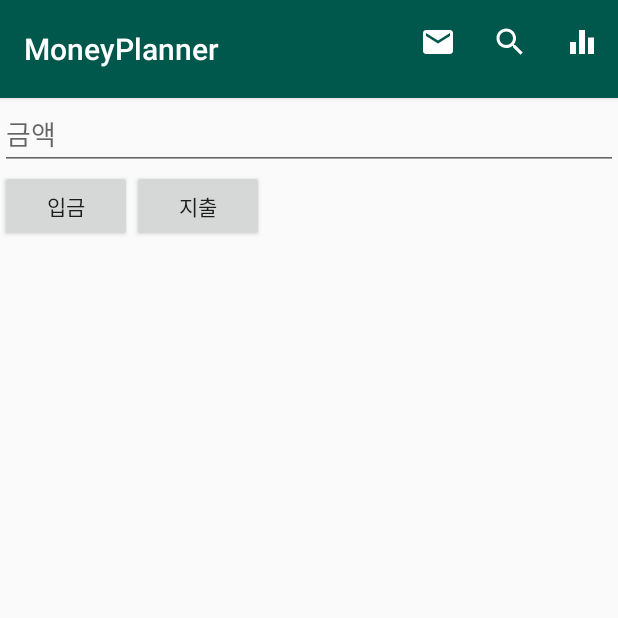
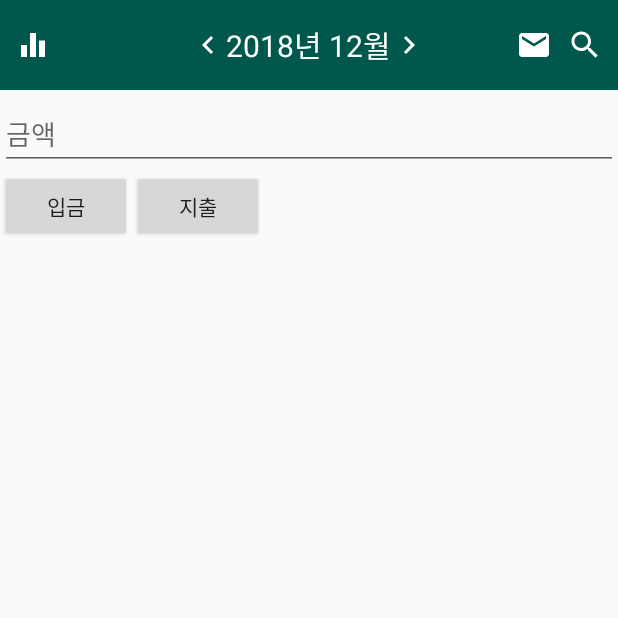
Before and after one commit to Junghun0/MoneyPlanner, an Android app: the screen it shows after launch (MainActivity), after a tap on an icon or button, on a phone screen of 412 x 824 dp, the top half of it. Run offline under Robolectric (Android 15) with nearby library versions, the phone set to English and light mode, and no system bars; our stand-ins replace ButterKnife, EventBus; libraries missing offline, so code that uses them is left out: com.github.sundeepk.compactcalendarview; 5 statements that could not run were skipped.

Commit message:
add : calendar & toolbar scroll change : custom_toolbar.xml

```diff
--- a/app/build.gradle
+++ b/app/build.gradle
@@ -33,6 +33,7 @@ dependencies {
     implementation 'com.github.sundeepk:compact-calendar-view:3.0.0'
     testImplementation 'junit:junit:4.12'
     androidTestImplementation 'com.android.support.test:runner:1.0.2'
+    implementation 'org.greenrobot:eventbus:3.1.1'
     androidTestImplementation 'com.android.support.test.espresso:espresso-core:3.0.2'
     implementation 'com.android.support:design:28.0.0'
 }
--- a/app/src/main/java/com/example/parkjunghun/moneyplanner/Activity/Fragment/First_Fragment.java
+++ b/app/src/main/java/com/example/parkjunghun/moneyplanner/Activity/Fragment/First_Fragment.java
@@ -14,9 +14,14 @@ import android.view.View;
 import android.view.ViewGroup;
 import android.widget.ImageButton;
 
+import com.example.parkjunghun.moneyplanner.Activity.Util.CalendarEvent;
+import com.example.parkjunghun.moneyplanner.Activity.Util.CalendarScrollEvent;
 import com.example.parkjunghun.moneyplanner.R;
 import com.github.sundeepk.compactcalendarview.CompactCalendarView;
 import com.github.sundeepk.compactcalendarview.domain.Event;
+
+import org.greenrobot.eventbus.EventBus;
+import org.greenrobot.eventbus.Subscribe;
 
 import java.text.SimpleDateFormat;
 import java.util.ArrayList;
@@ -42,7 +47,9 @@ public class First_Fragment extends Fragment {
     private ActionBar toolbar;
     private Calendar currentCalender = Calendar.getInstance(Locale.getDefault());
     private SimpleDateFormat dateFormatForDisplaying = new SimpleDateFormat("dd-M-yyyy hh:mm:ss a", Locale.getDefault());
-    private SimpleDateFormat dateFormatForMonth = new SimpleDateFormat("yyyy - MMM", Locale.getDefault());
+    private SimpleDateFormat dateFormatForMonth = new SimpleDateFormat("M", Locale.getDefault());
+    private SimpleDateFormat dateFormatForYear = new SimpleDateFormat("yyyy", Locale.getDefault());
+
     private boolean shouldShow = false;
     @Nullable
     @Override
@@ -65,12 +72,10 @@ public class First_Fragment extends Fragment {
         compactCalendarView.displayOtherMonthDays(false);
 
         toolbar = ((AppCompatActivity) getActivity()).getSupportActionBar();
-        toolbar.setTitle(dateFormatForMonth.format(compactCalendarView.getFirstDayOfCurrentMonth()));
 
         compactCalendarView.setListener(new CompactCalendarView.CompactCalendarViewListener() {
             @Override
             public void onDayClick(Date dateClicked) {
-                toolbar.setTitle(dateFormatForMonth.format(dateClicked));
                 List<Event> bookingsFromMap = compactCalendarView.getEvents(dateClicked);
                 Log.d(TAG, "inside onclick " + dateFormatForDisplaying.format(dateClicked));
                 if (bookingsFromMap != null) {
@@ -80,13 +85,20 @@ public class First_Fragment extends Fragment {
 
             @Override
             public void onMonthScroll(Date firstDayOfNewMonth) {
-                Log.e(TAG,"scroll..");
-                toolbar.setTitle(dateFormatForMonth.format(firstDayOfNewMonth));
+                EventBus.getDefault().post(new CalendarScrollEvent(Integer.valueOf(dateFormatForYear.format(firstDayOfNewMonth)),Integer.valueOf(dateFormatForMonth.format(firstDayOfNewMonth))));
             }
         });
 
+        return view;
+    }
 
-        return view;
+    @Subscribe
+    public void moveCalendar(CalendarEvent event){
+        if(event.isChange()){
+            compactCalendarView.scrollRight();
+        }else{
+            compactCalendarView.scrollLeft();
+        }
     }
 
 
@@ -127,4 +139,20 @@ public class First_Fragment extends Fragment {
         calendar.set(Calendar.SECOND, 0);
         calendar.set(Calendar.MILLISECOND, 0);
     }
+
+    @Override
+    public void onDetach() {
+        super.onDetach();
+        try{
+            EventBus.getDefault().unregister(this);
+        }catch (Exception e){}
+    }
+
+    @Override
+    public void onStart() {
+        super.onStart();
+        try{
+            EventBus.getDefault().register(this);
+        }catch (Exception e){}
+    }
 }
--- a/app/src/main/java/com/example/parkjunghun/moneyplanner/Activity/MainActivity.java
+++ b/app/src/main/java/com/example/parkjunghun/moneyplanner/Activity/MainActivity.java
@@ -3,14 +3,23 @@ package com.example.parkjunghun.moneyplanner.Activity;
 import android.os.Bundle;
 import android.support.design.widget.TabLayout;
 import android.support.v4.view.ViewPager;
+import android.support.v7.app.ActionBar;
 import android.support.v7.app.AppCompatActivity;
 import android.support.v7.widget.Toolbar;
+import android.util.Log;
+import android.view.LayoutInflater;
 import android.view.Menu;
-import android.view.MenuItem;
-import android.widget.Toast;
+import android.view.View;
+import android.widget.ImageButton;
+import android.widget.TextView;
 
 import com.example.parkjunghun.moneyplanner.Activity.Adapter.ViewPagerAdapter;
+import com.example.parkjunghun.moneyplanner.Activity.Util.CalendarEvent;
+import com.example.parkjunghun.moneyplanner.Activity.Util.CalendarScrollEvent;
 import com.example.parkjunghun.moneyplanner.R;
+
+import org.greenrobot.eventbus.EventBus;
+import org.greenrobot.eventbus.Subscribe;
 
 import java.util.Calendar;
 
@@ -19,25 +28,26 @@ import butterknife.ButterKnife;
 
 public class MainActivity extends AppCompatActivity {
 
+    private static final String TAG = "First_Fragment";
+
     @BindView(R.id.main_Tablayout)
     TabLayout tabLayout;
     @BindView(R.id.main_ViewPager)
     ViewPager viewPager;
-//    @BindView(R.id.current_month)
-//    TextView currentMonth;
-//    @BindView(R.id.before_month)
-//    ImageButton left_button;
-//    @BindView(R.id.after_month)
-//    ImageButton right_button;
-//    @BindView(R.id.messages)
-//    ImageButton message_button;
-//    @BindView(R.id.search)
-//    ImageButton search_button;
-//    @BindView(R.id.account)
-//    ImageButton account_button;
+    @BindView(R.id.current_month)
+    TextView currentMonth;
+    @BindView(R.id.before_month)
+    ImageButton left_button;
+    @BindView(R.id.after_month)
+    ImageButton right_button;
+    @BindView(R.id.messages)
+    ImageButton message_button;
+    @BindView(R.id.search)
+    ImageButton search_button;
+    @BindView(R.id.account)
+    ImageButton account_button;
 
-    @BindView(R.id.tool_bar)
-    Toolbar toolbar;
+    private ActionBar actionBar;
 
     private ViewPagerAdapter viewPagerAdapter;
 
@@ -51,14 +61,10 @@ public class MainActivity extends AppCompatActivity {
         setContentView(R.layout.activity_main);
         ButterKnife.bind(this);
 
-        setSupportActionBar(toolbar);
-        getSupportActionBar().setDisplayShowTitleEnabled(true);
-
-
-//        cal = Calendar.getInstance();
-//        year = cal.get(Calendar.YEAR);
-//        month = cal.get(Calendar.MONTH)+1;
-//        currentMonth.setText(year+"년 " + month + "월");
+        cal = Calendar.getInstance();
+        year = cal.get(Calendar.YEAR);
+        month = cal.get(Calendar.MONTH)+1;
+        currentMonth.setText(year+"년 " + month + "월");
 
         viewPagerAdapter = new ViewPagerAdapter(getSupportFragmentManager(), this);
 
@@ -71,57 +77,78 @@ public class MainActivity extends AppCompatActivity {
         tabLayout.getTabAt(3).setText("설정");
 
 
-// 월별 왼쪽 버튼, 오른쪽 버튼
-//        left_button.setOnClickListener(new View.OnClickListener() {
-//            @Override
-//            public void onClick(View view) {
-//                --month;
-//                if(month == 0){--year; month = 12; }
-//                if(year != cal.get(Calendar.YEAR)) currentMonth.setText(year+"년 "+month+"월");
-//                else currentMonth.setText(year+"년 " + month + "월");
-//                //EventBus.getDefault().post(new Weekly_Update("true",year,month));
-//            }
-//        });
-//
-//        right_button.setOnClickListener(new View.OnClickListener() {
-//            @Override
-//            public void onClick(View view) {
-//                ++month;
-//                if(month == 13){ ++year; month = 1; }
-//                if(year != cal.get(Calendar.YEAR)) currentMonth.setText(year+"년 "+month+"월");
-//                else currentMonth.setText(year+"년 " + month + "월");
-//                //EventBus.getDefault().post(new Weekly_Update("true",year,month));
-//            }
-//        });
+        //월별 왼쪽 버튼, 오른쪽 버튼
+        left_button.setOnClickListener(new View.OnClickListener() {
+            @Override
+            public void onClick(View view) {
+                --month;
+                if(month == 0){--year; month = 12; }
+                if(year != cal.get(Calendar.YEAR)) currentMonth.setText(year+"년 "+month+"월");
+                else currentMonth.setText(year+"년 " + month + "월");
+                //EventBus.getDefault().post(new Weekly_Update("true",year,month));
+                Log.d(TAG,"year<"+year+"month<"+month);
+                EventBus.getDefault().post(new CalendarEvent(false));
+            }
+        });
 
+        right_button.setOnClickListener(new View.OnClickListener() {
+            @Override
+            public void onClick(View view) {
+                ++month;
+                if(month == 13){ ++year; month = 1; }
+                if(year != cal.get(Calendar.YEAR)) currentMonth.setText(year+"년 "+month+"월");
+                else currentMonth.setText(year+"년 " + month + "월");
+                //EventBus.getDefault().post(new Weekly_Update("true",year,month));
+                Log.d(TAG,"year"+year+"month"+month);
+                EventBus.getDefault().post(new CalendarEvent(true));
+            }
+        });
+    }
 
+    @Subscribe
+    public void scrollEvent(CalendarScrollEvent event){
+        Log.d(TAG,"scroll event..."+event.getMonth());
+        currentMonth.setText(event.getYear()+"년 " + event.getMonth() + "월");
     }
     @Override
     public boolean onCreateOptionsMenu(Menu menu) {
         // Inflate the menu; this adds items to the action bar if it is present.
-        getMenuInflater().inflate(R.menu.menu_main, menu);
+        ActionBar actionBar = getSupportActionBar();
+
+        actionBar.setDisplayShowCustomEnabled(true);
+        actionBar.setDisplayHomeAsUpEnabled(false);
+        actionBar.setDisplayShowTitleEnabled(false);
+        actionBar.setDisplayShowHomeEnabled(false);
+
+        LayoutInflater inflater = (LayoutInflater)getSystemService(LAYOUT_INFLATER_SERVICE);
+        View actionbar = inflater.inflate(R.layout.custom_toolbar, null);
+
+        actionBar.setCustomView(actionbar);
+
+        Toolbar parent = (Toolbar)actionbar.getParent();
+        parent.setContentInsetsAbsolute(0,0);
+
         return true;
     }
 
     @Override
-    public boolean onOptionsItemSelected(MenuItem item) {
-        // Handle action bar item clicks here. The action bar will
-        // automatically handle clicks on the Home/Up button, so long
-        // as you specify a parent activity in AndroidManifest.xml.
-        int id = item.getItemId();
+    protected void onResume() {
+        super.onResume();
+        try{
+            EventBus.getDefault().register(this);
+        }catch(Exception e){
 
-        //noinspection SimplifiableIfStatement
-        if (id == R.id.searching) {
-            Toast.makeText(this, "searching..", Toast.LENGTH_SHORT).show();
-            return true;
-        }else if(id == R.id.sms){
-            Toast.makeText(this, "sms...", Toast.LENGTH_SHORT).show();
-            return true;
-        }else if(id == R.id.data){
-            Toast.makeText(this, "data...", Toast.LENGTH_SHORT).show();
-            return true;
+        }
+    }
+
+    @Override
+    protected void onDestroy() {
+        super.onDestroy();
+        try{
+            EventBus.getDefault().unregister(this);
+        }catch (Exception e){
+
         }
 
-        return super.onOptionsItemSelected(item);
     }
 }
--- a/app/src/main/res/layout/activity_main.xml
+++ b/app/src/main/res/layout/activity_main.xml
@@ -13,92 +13,7 @@
         layout="@layout/custom_toolbar"
         android:layout_height="0dp"
         android:layout_width="match_parent"
-        android:layout_weight="0.8"
-        />
-
-    <!--<LinearLayout-->
-        <!--android:layout_width="match_parent"-->
-        <!--android:layout_height="0dp"-->
-        <!--android:layout_weight="0.8">-->
-
-        <!--<FrameLayout-->
-            <!--android:layout_width="match_parent"-->
-            <!--android:layout_height="match_parent"-->
-            <!--android:background="@color/colorPrimaryDark">-->
-
-            <!--<LinearLayout-->
-                <!--android:layout_width="wrap_content"-->
-                <!--android:layout_height="match_parent"-->
-                <!--android:layout_gravity="left"-->
-                <!--android:gravity="left">-->
-
-                <!--<ImageButton-->
-                    <!--android:id="@+id/account"-->
-                    <!--android:layout_width="wrap_content"-->
-                    <!--android:layout_height="match_parent"-->
-                    <!--android:layout_marginLeft="10dp"-->
-                    <!--android:background="@color/colorPrimaryDark"-->
-                    <!--android:src="@drawable/ic_equalizer_black_24dp" />-->
-
-            <!--</LinearLayout>-->
-
-            <!--<LinearLayout-->
-                <!--android:layout_width="wrap_content"-->
-                <!--android:layout_height="match_parent"-->
-                <!--android:layout_gravity="center"-->
-                <!--android:gravity="center"-->
-                <!--android:orientation="horizontal">-->
-
-                <!--<ImageButton-->
-                    <!--android:id="@+id/before_month"-->
-                    <!--android:layout_width="wrap_content"-->
-                    <!--android:layout_height="match_parent"-->
-                    <!--android:background="@color/colorPrimaryDark"-->
-                    <!--android:src="@drawable/ic_chevron_left_black_24dp" />-->
-
-                <!--<TextView-->
-                    <!--android:id="@+id/current_month"-->
-                    <!--android:layout_width="wrap_content"-->
-                    <!--android:layout_height="wrap_content"-->
-                    <!--android:textColor="#ffffff"-->
-                    <!--android:textSize="20sp" />-->
-
-                <!--<ImageButton-->
-                    <!--android:id="@+id/after_month"-->
-                    <!--android:layout_width="wrap_content"-->
-                    <!--android:layout_height="match_parent"-->
-                    <!--android:background="@color/colorPrimaryDark"-->
-                    <!--android:src="@drawable/ic_chevron_right_black_24dp" />-->
-
-            <!--</LinearLayout>-->
-
-
-            <!--<LinearLayout-->
-                <!--android:layout_width="wrap_content"-->
-                <!--android:layout_height="match_parent"-->
-                <!--android:layout_gravity="right"-->
-                <!--android:layout_marginRight="10dp"-->
-                <!--android:gravity="right">-->
-
-                <!--<ImageButton-->
-                    <!--android:id="@+id/messages"-->
-                    <!--android:layout_width="wrap_content"-->
-                    <!--android:layout_height="match_parent"-->
-                    <!--android:background="@color/colorPrimaryDark"-->
-                    <!--android:src="@drawable/ic_email_black_24dp" />-->
-
-                <!--<ImageButton-->
-                    <!--android:id="@+id/search"-->
-                    <!--android:layout_width="wrap_content"-->
-                    <!--android:layout_height="match_parent"-->
-                    <!--android:layout_marginLeft="10dp"-->
-                    <!--android:background="@color/colorPrimaryDark"-->
-                    <!--android:src="@drawable/ic_search_black_24dp" />-->
-
-            <!--</LinearLayout>-->
-        <!--</FrameLayout>-->
-    <!--</LinearLayout>-->
-
+        android:layout_weight="0.8"/>
 
     <LinearLayout
         android:id="@+id/main_view"
--- a/app/src/main/res/layout/custom_toolbar.xml
+++ b/app/src/main/res/layout/custom_toolbar.xml
@@ -1,87 +1,90 @@
 <?xml version="1.0" encoding="utf-8"?>
-<android.support.v7.widget.Toolbar
-    android:layout_height="wrap_content"
+<LinearLayout xmlns:android="http://schemas.android.com/apk/res/android"
     android:layout_width="match_parent"
-    android:elevation="2dp"
-    android:background="@color/colorPrimaryDark"
-    android:theme="@style/Base.ThemeOverlay.AppCompat.Dark"
-    android:id="@+id/main_toolbar"
-    xmlns:android="http://schemas.android.com/apk/res/android">
+    android:layout_height="match_parent"
+    android:orientation="vertical"
+    android:weightSum="1">
 
-    <!--<FrameLayout-->
-        <!--android:layout_width="match_parent"-->
-        <!--android:layout_height="match_parent">-->
+    <RelativeLayout
+        android:layout_width="match_parent"
+        android:layout_height="60dp"
+        android:background="@color/colorPrimaryDark">
 
-        <!--<LinearLayout-->
-            <!--android:layout_width="wrap_content"-->
-            <!--android:layout_height="match_parent"-->
-            <!--android:layout_gravity="left"-->
-            <!--android:gravity="left">-->
+        <FrameLayout
+            android:layout_width="match_parent"
+            android:layout_height="match_parent">
 
-            <!--<ImageButton-->
-                <!--android:id="@+id/account"-->
-                <!--android:layout_width="wrap_content"-->
-                <!--android:layout_height="match_parent"-->
-                <!--android:layout_marginLeft="10dp"-->
-                <!--android:background="@color/colorPrimaryDark"-->
-                <!--android:src="@drawable/ic_equalizer_black_24dp" />-->
+            <LinearLayout
+                android:layout_width="wrap_content"
+                android:layout_height="match_parent"
+                android:layout_gravity="left"
+                android:gravity="left">
 
-        <!--</LinearLayout>-->
+                <ImageButton
+                    android:id="@+id/account"
+                    android:layout_width="wrap_content"
+                    android:layout_height="match_parent"
+                    android:layout_marginLeft="10dp"
+                    android:background="@color/colorPrimaryDark"
+                    android:src="@drawable/ic_equalizer_black_24dp" />
 
-        <!--<LinearLayout-->
-            <!--android:layout_width="wrap_content"-->
-            <!--android:layout_height="match_parent"-->
-            <!--android:gravity="center"-->
-            <!--android:layout_gravity="center"-->
-            <!--android:orientation="horizontal">-->
+            </LinearLayout>
 
-            <!--<ImageButton-->
-                <!--android:id="@+id/before_month"-->
-                <!--android:layout_width="wrap_content"-->
-                <!--android:layout_height="match_parent"-->
-                <!--android:background="@color/colorPrimaryDark"-->
-                <!--android:src="@drawable/ic_chevron_left_black_24dp" />-->
+            <LinearLayout
+                android:layout_width="wrap_content"
+                android:layout_height="match_parent"
+                android:layout_gravity="center"
+                android:gravity="center"
+                android:orientation="horizontal">
 
-            <!--<TextView-->
-                <!--android:id="@+id/current_month"-->
-                <!--android:layout_width="wrap_content"-->
-                <!--android:layout_height="wrap_content"-->
-                <!--android:textColor="#ffffff"-->
-                <!--android:textSize="20sp" />-->
+                <ImageButton
+                    android:id="@+id/before_month"
+                    android:layout_width="wrap_content"
+                    android:layout_height="match_parent"
+                    android:background="@color/colorPrimaryDark"
+                    android:src="@drawable/ic_chevron_left_black_24dp" />
+
+                <TextView
+                    android:id="@+id/current_month"
+                    android:layout_width="wrap_content"
+                    android:layout_height="wrap_content"
+                    android:textColor="#ffffff"
+                    android:textSize="20sp" />
 
 
-            <!--<ImageButton-->
-                <!--android:id="@+id/after_month"-->
-                <!--android:layout_width="wrap_content"-->
-                <!--android:layout_height="match_parent"-->
-                <!--android:background="@color/colorPrimaryDark"-->
-                <!--android:src="@drawable/ic_chevron_right_black_24dp" />-->
+                <ImageButton
+                    android:id="@+id/after_month"
+                    android:layout_width="wrap_content"
+                    android:layout_height="match_parent"
+                    android:background="@color/colorPrimaryDark"
+                    android:src="@drawable/ic_chevron_right_black_24dp" />
 
-        <!--</LinearLayout>-->
+            </LinearLayout>
 
 
-        <!--<LinearLayout-->
-            <!--android:layout_width="wrap_content"-->
-            <!--android:layout_height="match_parent"-->
-            <!--android:layout_gravity="right"-->
-            <!--android:layout_marginRight="10dp"-->
-            <!--android:gravity="right">-->
+            <LinearLayout
+                android:layout_width="wrap_content"
+                android:layout_height="match_parent"
+                android:layout_gravity="right"
+                android:layout_marginRight="10dp"
+                android:gravity="right">
 
-            <!--<ImageButton-->
-                <!--android:id="@+id/messages"-->
-                <!--android:layout_width="wrap_content"-->
-                <!--android:layout_height="match_parent"-->
-                <!--android:background="@color/colorPrimaryDark"-->
-                <!--android:src="@drawable/ic_email_black_24dp" />-->
+                <ImageButton
+                    android:id="@+id/messages"
+                    android:layout_width="wrap_content"
+                    android:layout_height="match_parent"
+                    android:background="@color/colorPrimaryDark"
+                    android:src="@drawable/ic_email_black_24dp" />
 
-            <!--<ImageButton-->
-                <!--android:id="@+id/search"-->
-                <!--android:layout_width="wrap_content"-->
-                <!--android:layout_height="match_parent"-->
-                <!--android:layout_marginLeft="10dp"-->
-                <!--android:background="@color/colorPrimaryDark"-->
-                <!--android:src="@drawable/ic_search_black_24dp" />-->
+                <ImageButton
+                    android:id="@+id/search"
+                    android:layout_width="wrap_content"
+                    android:layout_height="match_parent"
+                    android:layout_marginLeft="10dp"
+                    android:background="@color/colorPrimaryDark"
+                    android:src="@drawable/ic_search_black_24dp" />
 
-        <!--</LinearLayout>-->
-    <!--</FrameLayout>-->
-</android.support.v7.widget.Toolbar>
+            </LinearLayout>
+        </FrameLayout>
+    </RelativeLayout>
+</LinearLayout>
```
Also changed, not shown: app/src/main/java/com/example/parkjunghun/moneyplanner/Activity/Util/CalendarEvent.java (added, +14 -0 lines), app/src/main/java/com/example/parkjunghun/moneyplanner/Activity/Util/CalendarScrollEvent.java (added, +20 -0 lines).
